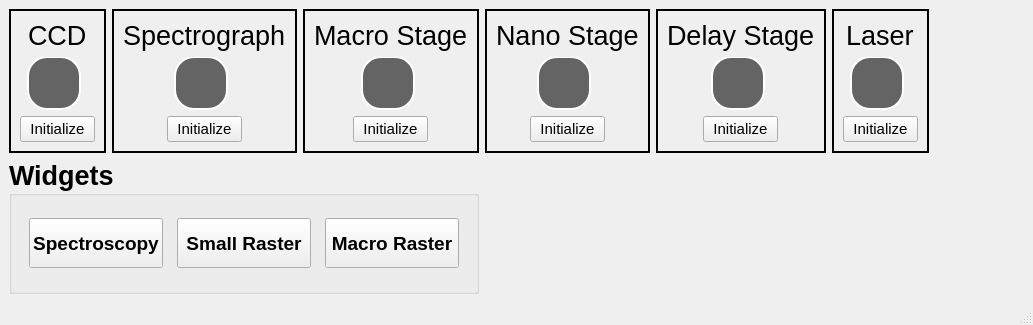
Above: qt_designer/qt_bcars2_main.ui from usnistgov/bcars_microscope before the change. Below: the same form after it.
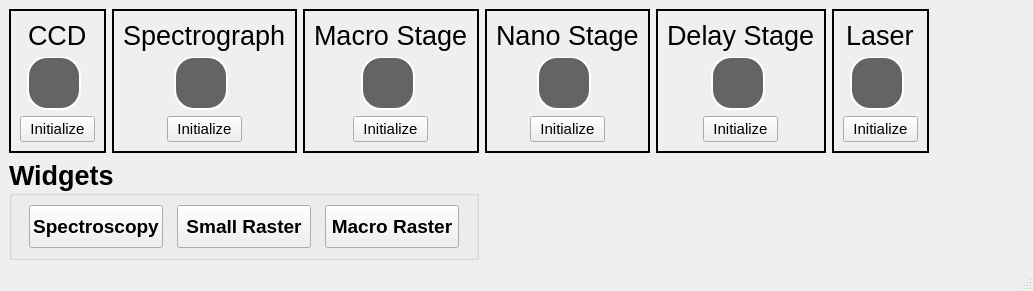
That is the form after the change.

```diff
--- a/qt_designer/qt_bcars2_main.ui
+++ b/qt_designer/qt_bcars2_main.ui
@@ -7,7 +7,7 @@
     <x>0</x>
     <y>0</y>
     <width>1033</width>
-    <height>325</height>
+    <height>291</height>
    </rect>
   </property>
   <property name="windowTitle">
```
